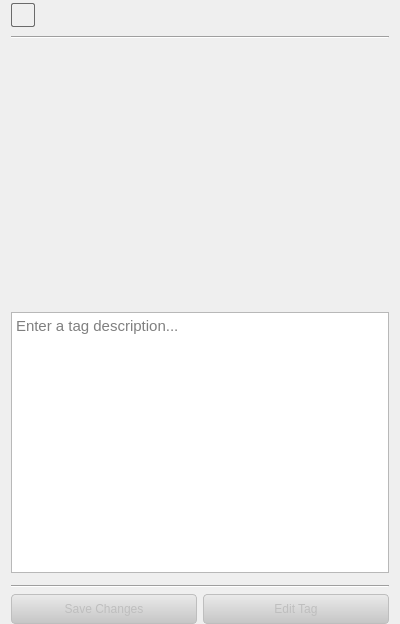
First picture: the form in ui/tageditor.ui, repository clannable/tagdictionary, before the edit.
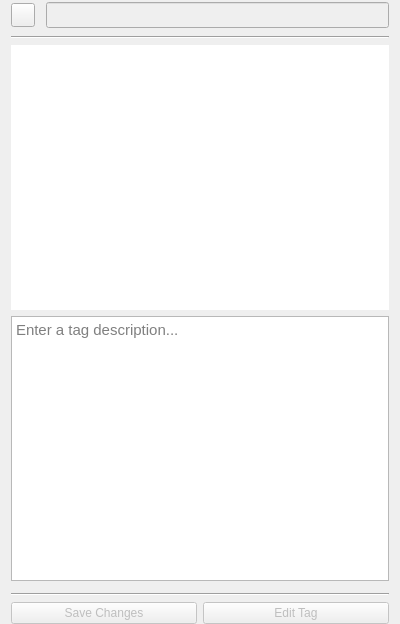
Second picture: the form after the edit. Icons and pictures are not drawn.

Commit message: Switch to using style sheets

The edit to the form file:
```diff
--- a/ui/tageditor.ui
+++ b/ui/tageditor.ui
@@ -13,9 +13,6 @@
   <property name="windowTitle">
    <string>Form</string>
   </property>
-  <property name="styleSheet">
-   <string notr="true"/>
-  </property>
   <layout class="QVBoxLayout" name="verticalLayout_2" stretch="0,0,1,1,0,0,0">
    <property name="topMargin">
     <number>0</number>
@@ -38,38 +35,7 @@
       </size>
      </property>
      <property name="styleSheet">
-      <string notr="true">QLineEdit:disabled {
-	border: none;
-	padding-bottom: 1px;
-}
-
-QLineEdit {
-	height: 24px;
-	border: 1px solid #6a6a6a;
-	background-color: rgba(255,255,255,0);
-	color: #3d3d3d;
-	padding-bottom: 0;
-}
-
-QToolButton:disabled {
-	border: none;
-	color: unset;
-}
-
-QToolButton {
-	background: rgba(0, 0, 0, 0);
-	border: 1px solid #6a6a6a;
-	border-radius: 2px;
-}
-
-QToolButton:hover {
-	background: rgba(0,0,0,50);
-}
-
-QToolButton:pressed {
-	background: rgba(0,0,0, 80);
-	border: 1px solid #959595;
-}</string>
+      <string notr="true"/>
      </property>
      <layout class="QHBoxLayout" name="horizontalLayout_5">
       <property name="spacing">
@@ -197,9 +163,6 @@
      <property name="autoFillBackground">
       <bool>false</bool>
      </property>
-     <property name="styleSheet">
-      <string notr="true">background-color: rgba(255, 255, 255, 0);</string>
-     </property>
      <property name="frameShape">
       <enum>QFrame::Shape::NoFrame</enum>
      </property>
@@ -227,9 +190,6 @@
      <property name="acceptDrops">
       <bool>false</bool>
      </property>
-     <property name="styleSheet">
-      <string notr="true"/>
-     </property>
      <property name="acceptRichText">
       <bool>false</bool>
      </property>
@@ -298,40 +258,6 @@
        <verstretch>0</verstretch>
       </sizepolicy>
      </property>
-     <property name="styleSheet">
-      <string notr="true">QPushButton {
-	width: 40px;
-}
-
-QToolButton {
-	width: 25px;
-	height: 25px;
-}
-
-QPushButton, QToolButton {
-	border-radius: 4px;
-	border: 1px solid #b9b9b9;
-	background-color: qlineargradient(x1: 0, y1: 0, x2: 0, y2: 1, stop: 0 #f9f9f9, stop: 1 #e5e5e5);
-	color: #3a3a3a; 
-	height: 28px;
-}
-
-QPushButton:hover, QToolButton:hover {
-	background-color: qlineargradient(x1: 0, y1: 0, x2: 0, y2: 1, stop: 0 #c9c9c9, stop: 1 #a5a5a5);
-    border-color: #8f8f8f;
-}
-
-QPushButton:pressed, QToolButton:pressed {
-	background-color: qlineargradient(x1: 0, y1: 0, x2: 0, y2: 1, stop: 0 #a9a9a9, stop: 1 #959595);
-    border-color: #8f8f8f;
-}
-
-QPushButton:disabled, QToolButton:disabled {
-	background: qlineargradient(x1: 0, y1: 0, x2: 0, y2: 1, stop: 0 #eaeaea, stop: 1 #c5c5c5);
-	border-color: #bebebe;
-	color: #bebebe;
-}</string>
-     </property>
      <layout class="QHBoxLayout" name="horizontalLayout">
       <property name="leftMargin">
        <number>0</number>
@@ -362,29 +288,6 @@
         <property name="toolTip">
          <string>Save changes</string>
         </property>
-        <property name="styleSheet">
-         <string notr="true">QPushButton {
-	border: 1px solid #b9b9b9;
-	background-color: qlineargradient(x1: 0, y1: 0, x2: 0, y2: 1, stop: 0 #247ccf, stop: 1 #1c62a3);
-	color: #c5c5c5; 
-}
-
-QPushButton:hover, QToolButton:hover {
-	background-color: qlineargradient(x1: 0, y1: 0, x2: 0, y2: 1, stop: 0 #1f6bb3, stop: 1 #18578d);
-    border-color: #8f8f8f;
-}
-
-QPushButton:pressed, QToolButton:pressed {
-	background-color: qlineargradient(x1: 0, y1: 0, x2: 0, y2: 1, stop: 0 #18578d, stop: 1 #1f6bb3);
-    border-color: #8f8f8f;
-}
-
-QPushButton:disabled, QToolButton:disabled {
-	background: qlineargradient(x1: 0, y1: 0, x2: 0, y2: 1, stop: 0 #eaeaea, stop: 1 #c5c5c5);
-	border-color: #bebebe;
-	color: #bebebe;
-}</string>
-        </property>
         <property name="text">
          <string>Save Changes</string>
         </property>
@@ -410,9 +313,6 @@
         <property name="toolTip">
          <string>Edit tag</string>
         </property>
-        <property name="styleSheet">
-         <string notr="true"/>
-        </property>
         <property name="text">
          <string>Edit Tag</string>
         </property>
```
Left out of the diff: 26 changed lines with no effect on the pictures. The commit also changes 9 other files.
